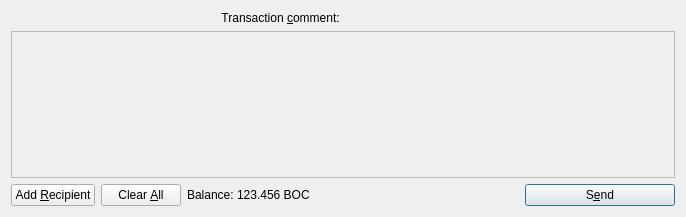
xming/carpediemcoin, file src/qt/forms/sendcoinsdialog.ui: the form before one commit.
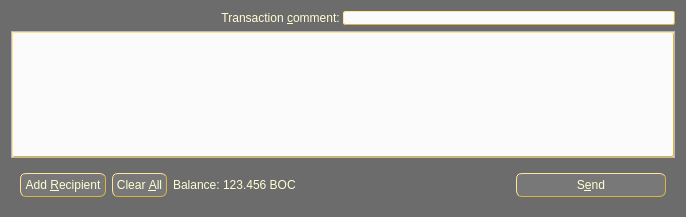
The form after the commit. Icons and pictures are not drawn. Custom widgets are drawn as their Qt base class.

Diff of the .ui file:
```diff
--- a/src/qt/forms/sendcoinsdialog.ui
+++ b/src/qt/forms/sendcoinsdialog.ui
@@ -13,6 +13,9 @@
   <property name="windowTitle">
    <string>Send Coins</string>
   </property>
+  <property name="styleSheet">
+   <string notr="true">QDialog {background-color: #6C6C6C; color: #FFFFD3 } QPushButton { background-color: #787878; color: #FFFFD3; border-style:outset; border-color: #dcb540; border-width: 1px; border-radius: 6px; padding: 4px} QPushButton::hover { background-color: #6C6C6C; color: #FFFFD3; border-style:outset; border-color: #dcb540; border-width: 1px; border-radius: 6px; padding: 4px}  QPushButton::pressed {background-color: #FBFBFB; color: #E5990C; border-style:outset; border-color: #DCB540; border-radius: 6px; padding: 4px} QLabel {color: #FFFFD3} #editTxComment {background-color: #FBFBFB; color: #E5990C; border-style:outset; border-color: #dcb540; border-width: 1px; border-radius: 2px; padding: 0px} #scrollAreaWidgetContents {background-color: #FBFBFB; color: #E5990C; border-style:outset; border-color: #dcb540; border-width: 1px; border-radius: 2px; padding: 0px}</string>
+  </property>
   <layout class="QVBoxLayout" name="verticalLayout">
    <item>
     <layout class="QHBoxLayout" name="horizontalLayoutTxComment">
@@ -38,7 +41,10 @@
         <bool>true</bool>
        </property>
        <property name="toolTip">
-        <string>Enter a transaction comment  (MAX 256 Characters) (Note: this information is public)</string>
+        <string>Enter a public transaction comment. Max 140 chars.</string>
+       </property>
+       <property name="styleSheet">
+        <string notr="true">background-color: #FBFBFB; color: #E5990C; border-style:outset; border-color: #dcb540; border-width: 1px; border-radius: 2px; padding: 0px</string>
        </property>
       </widget>
      </item>
@@ -55,7 +61,7 @@
         <x>0</x>
         <y>0</y>
         <width>666</width>
-        <height>145</height>
+        <height>124</height>
        </rect>
       </property>
       <layout class="QVBoxLayout" name="verticalLayout_2">
@@ -96,12 +102,19 @@
     </widget>
    </item>
    <item>
+    <widget class="QFrame" name="frame">
+     <property name="styleSheet">
+      <string notr="true"/>
+     </property>
     <layout class="QHBoxLayout" name="horizontalLayout">
      <item>
       <widget class="QPushButton" name="addButton">
        <property name="toolTip">
         <string>Send to multiple recipients at once</string>
        </property>
+        <property name="styleSheet">
+         <string notr="true"/>
+        </property>
        <property name="text">
         <string>Add &amp;Recipient</string>
        </property>
@@ -125,6 +138,9 @@
        <property name="toolTip">
         <string>Remove all transaction fields</string>
        </property>
+        <property name="styleSheet">
+         <string notr="true"/>
+        </property>
        <property name="text">
         <string>Clear &amp;All</string>
        </property>
@@ -191,6 +207,9 @@
        <property name="toolTip">
         <string>Confirm the send action</string>
        </property>
+        <property name="styleSheet">
+         <string notr="true"/>
+        </property>
        <property name="text">
         <string>S&amp;end</string>
        </property>
@@ -204,6 +223,7 @@
       </widget>
      </item>
     </layout>
+    </widget>
    </item>
   </layout>
  </widget>
```
Lines whose indentation alone changed are shown as unchanged.
